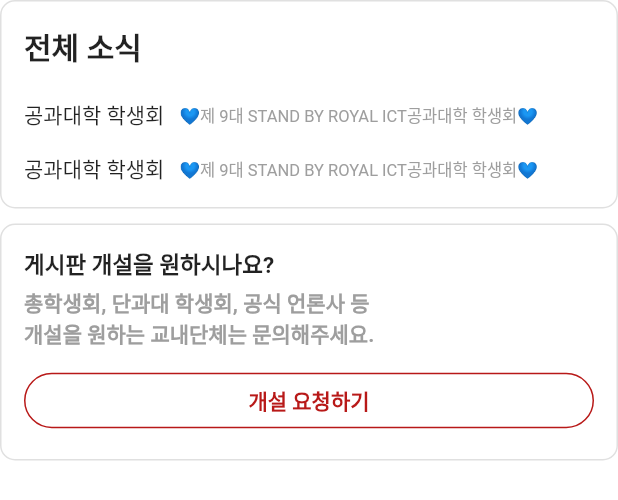
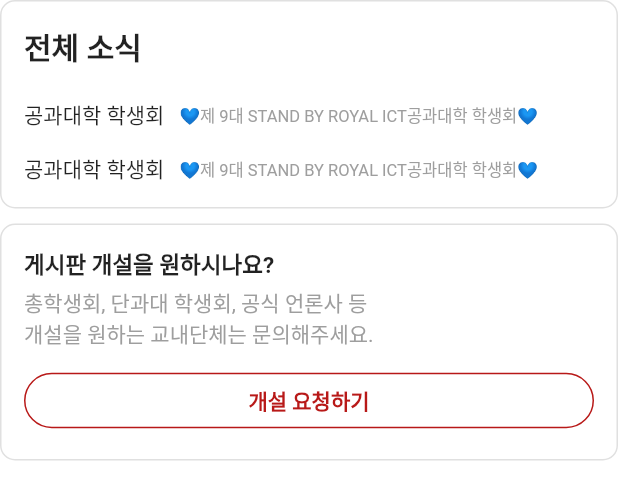
Before and after one commit to Caste-Untouchable/everytime-front, a Flutter app: the GroupTabScreen widget shown alone on an empty page, opened directly, on a phone screen of 412 x 824 dp. Shown: the top 500 px of the screen. Run offline on Flutter 3.47's test engine with Material 2 defaults, Android fonts, the phone set to English and light mode, and no system bars; our stand-ins replace flutter_html; missing offline and left inert: configurable_expansion_tile_null_safety, ellipsis_overflow_text; network calls fail.

Commit message:
chore: 사소한 레이아웃 문제 수정
Signed-off-by: HeeRyun, Jin(qwertycvb) <jins4218@gmail.com>

```diff
--- a/lib/screens/main/screens/group_tab_screen.dart
+++ b/lib/screens/main/screens/group_tab_screen.dart
@@ -54,7 +54,7 @@ class GroupTabScreen extends StatelessWidget {
           const SizedBox(height: 4.0),
           const Text(
             "총학생회, 단과대 학생회, 공식 언론사 등\n개설을 원하는 교내단체는 문의해주세요.",
-            style: TextStyle(color: Colors.grey, fontWeight: FontWeight.bold),
+            style: TextStyle(color: Colors.grey),
           ),
           const SizedBox(height: 10.0),
           SizedBox(
@@ -64,7 +64,7 @@ class GroupTabScreen extends StatelessWidget {
               style: TextButton.styleFrom(
                 splashFactory: NoSplash.splashFactory,
                 shape: RoundedRectangleBorder(
-                    borderRadius: BorderRadius.circular(30.0), side: BorderSide(color: EveryTimeColor.red, width: 1.0)),
+                    borderRadius: BorderRadius.circular(30.0), side: const BorderSide(color: EveryTimeColor.red, width: 1.0)),
               ),
               child: const Text(
                 "개설 요청하기",
```
